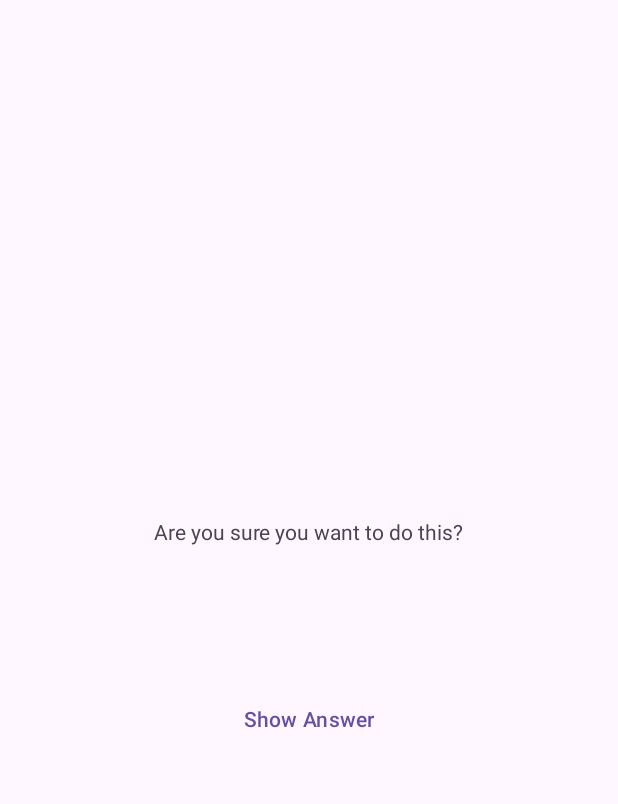
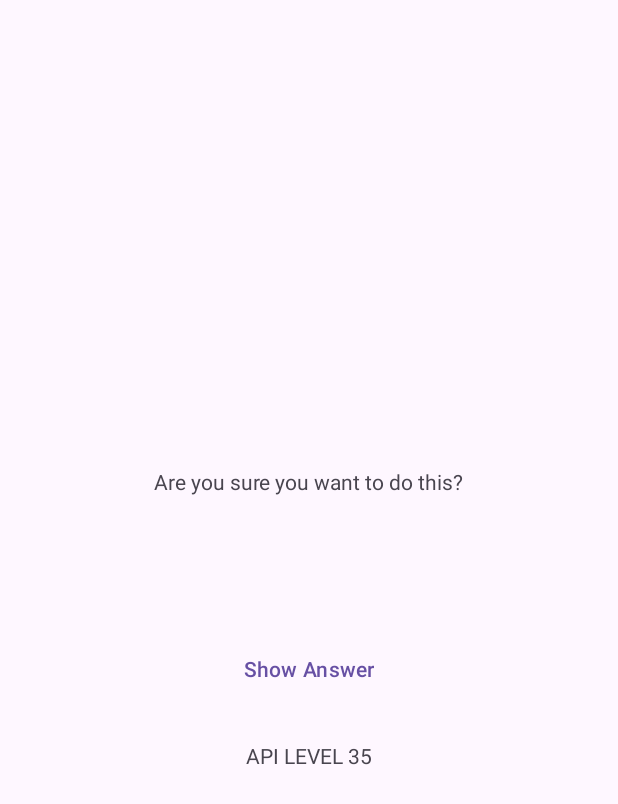
Before and after one commit to K33pQu13t/kotlic-first-steps, an Android app: the CheatActivity screen opened directly, with no data from a screen before it, on a phone screen of 412 x 824 dp. Shown: the top 804 px of the screen. Run offline under Robolectric (Android 15) with nearby library versions, the phone set to English and light mode, and no system bars.

Commit message:
добавил в CheatActivity информацию о версии Android API

```diff
--- a/GeoQuiz/app/src/main/java/com/example/geoquiz/CheatActivity.kt
+++ b/GeoQuiz/app/src/main/java/com/example/geoquiz/CheatActivity.kt
@@ -3,6 +3,7 @@ package com.example.geoquiz
 import android.app.Activity
 import android.content.Context
 import android.content.Intent
+import android.os.Build
 import android.os.Bundle
 import android.widget.Button
 import android.widget.TextView
@@ -29,6 +30,7 @@ class CheatActivity : AppCompatActivity() {
     private var answer = false
 
     private lateinit var answerTextView: TextView
+    private lateinit var bundleVersionTextView: TextView
     private lateinit var showAnswerButton: Button
 
     private val cheatViewModel: CheatViewModel by lazy {
@@ -44,7 +46,7 @@ class CheatActivity : AppCompatActivity() {
 
         answer = intent.getBooleanExtra(EXTRA_ANSWER, false)
 
-        answerTextView = findViewById(R.id.answer_text_view)
+        configureTextViews()
         updateTextViews()
 
         configureButtons()
@@ -78,6 +80,14 @@ class CheatActivity : AppCompatActivity() {
         }
     }
 
+    private fun configureTextViews() {
+        answerTextView = findViewById(R.id.answer_text_view)
+        bundleVersionTextView = findViewById(R.id.bundle_version_text_view)
+
+        val apiLevel = Build.VERSION.SDK_INT
+        bundleVersionTextView.text = getString(R.string.api_level, apiLevel)
+    }
+
     private fun updateTextViews() {
         if (!cheatViewModel.wasCheated) {
             return
--- a/GeoQuiz/app/src/main/res/layout/activity_cheat.xml
+++ b/GeoQuiz/app/src/main/res/layout/activity_cheat.xml
@@ -37,6 +37,12 @@
             android:layout_gravity="center"
             android:layout_margin="0dp"
             android:text="@string/show_answer_button" />
+        <TextView
+            android:id="@+id/bundle_version_text_view"
+            android:layout_width="wrap_content"
+            android:layout_height="wrap_content"
+            android:layout_gravity="center_horizontal"
+            android:padding="24dp" />
     </LinearLayout>
 
 </androidx.constraintlayout.widget.ConstraintLayout>
--- a/GeoQuiz/app/src/main/res/values/strings.xml
+++ b/GeoQuiz/app/src/main/res/values/strings.xml
@@ -17,4 +17,5 @@
     <string name="correct_toast">Correct!</string>
     <string name="incorrect_toast">Incorrect!</string>
     <string name="judgment_toast">Cheating is wrong.</string>
+    <string name="api_level">API LEVEL %1$d</string>
 </resources>
```
